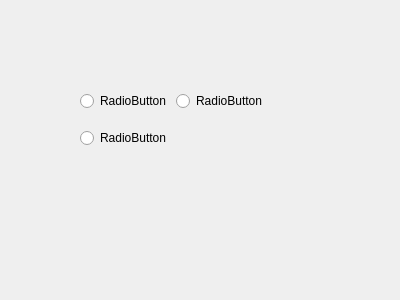
First picture: the form in UI/test.ui, repository Mmatsnev/LBT, before the edit.
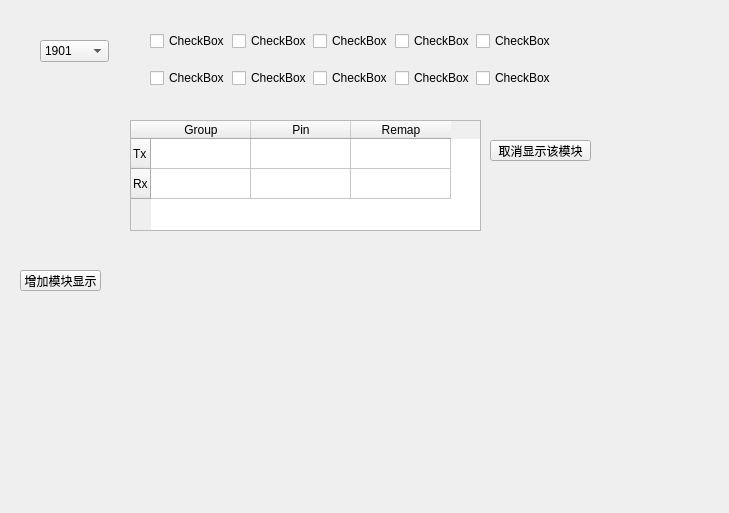
Second picture: the form after the edit.

```diff
--- a/UI/test.ui
+++ b/UI/test.ui
@@ -6,41 +6,176 @@
    <rect>
     <x>0</x>
     <y>0</y>
-    <width>400</width>
-    <height>300</height>
+    <width>729</width>
+    <height>513</height>
    </rect>
   </property>
   <property name="windowTitle">
    <string>Form</string>
   </property>
+  <widget class="QComboBox" name="comboBox">
+   <property name="geometry">
+    <rect>
+     <x>40</x>
+     <y>40</y>
+     <width>69</width>
+     <height>22</height>
+    </rect>
+   </property>
+   <item>
+    <property name="text">
+     <string>1901</string>
+    </property>
+   </item>
+   <item>
+    <property name="text">
+     <string>1902</string>
+    </property>
+   </item>
+   <item>
+    <property name="text">
+     <string>1903</string>
+    </property>
+   </item>
+  </widget>
+  <widget class="QTableWidget" name="tableWidget">
+   <property name="geometry">
+    <rect>
+     <x>130</x>
+     <y>120</y>
+     <width>351</width>
+     <height>111</height>
+    </rect>
+   </property>
+   <row>
+    <property name="text">
+     <string>Tx</string>
+    </property>
+   </row>
+   <row>
+    <property name="text">
+     <string>Rx</string>
+    </property>
+   </row>
+   <column>
+    <property name="text">
+     <string>Group</string>
+    </property>
+   </column>
+   <column>
+    <property name="text">
+     <string>Pin</string>
+    </property>
+   </column>
+   <column>
+    <property name="text">
+     <string>Remap</string>
+    </property>
+   </column>
+  </widget>
+  <widget class="QPushButton" name="pushButton">
+   <property name="geometry">
+    <rect>
+     <x>490</x>
+     <y>140</y>
+     <width>101</width>
+     <height>21</height>
+    </rect>
+   </property>
+   <property name="text">
+    <string>取消显示该模块</string>
+   </property>
+  </widget>
+  <widget class="QPushButton" name="pushButton_2">
+   <property name="geometry">
+    <rect>
+     <x>20</x>
+     <y>270</y>
+     <width>81</width>
+     <height>21</height>
+    </rect>
+   </property>
+   <property name="text">
+    <string>增加模块显示</string>
+   </property>
+  </widget>
   <widget class="QWidget" name="gridLayoutWidget">
    <property name="geometry">
     <rect>
-     <x>80</x>
-     <y>80</y>
-     <width>186</width>
-     <height>80</height>
+     <x>150</x>
+     <y>20</y>
+     <width>401</width>
+     <height>81</height>
     </rect>
    </property>
    <layout class="QGridLayout" name="gridLayout">
+    <item row="0" column="3">
+     <widget class="QCheckBox" name="checkBox_7">
+      <property name="text">
+       <string>CheckBox</string>
+      </property>
+     </widget>
+    </item>
+    <item row="1" column="3">
+     <widget class="QCheckBox" name="checkBox_8">
+      <property name="text">
+       <string>CheckBox</string>
+      </property>
+     </widget>
+    </item>
     <item row="1" column="0">
-     <widget class="QRadioButton" name="radioButton_2">
+     <widget class="QCheckBox" name="checkBox_2">
       <property name="text">
-       <string>RadioButton</string>
+       <string>CheckBox</string>
       </property>
      </widget>
     </item>
     <item row="0" column="0">
-     <widget class="QRadioButton" name="radioButton">
+     <widget class="QCheckBox" name="checkBox">
       <property name="text">
-       <string>RadioButton</string>
+       <string>CheckBox</string>
+      </property>
+     </widget>
+    </item>
+    <item row="0" column="2">
+     <widget class="QCheckBox" name="checkBox_5">
+      <property name="text">
+       <string>CheckBox</string>
+      </property>
+     </widget>
+    </item>
+    <item row="1" column="1">
+     <widget class="QCheckBox" name="checkBox_4">
+      <property name="text">
+       <string>CheckBox</string>
       </property>
      </widget>
     </item>
     <item row="0" column="1">
-     <widget class="QRadioButton" name="radioButton_3">
+     <widget class="QCheckBox" name="checkBox_3">
       <property name="text">
-       <string>RadioButton</string>
+       <string>CheckBox</string>
+      </property>
+     </widget>
+    </item>
+    <item row="1" column="2">
+     <widget class="QCheckBox" name="checkBox_6">
+      <property name="text">
+       <string>CheckBox</string>
+      </property>
+     </widget>
+    </item>
+    <item row="0" column="4">
+     <widget class="QCheckBox" name="checkBox_9">
+      <property name="text">
+       <string>CheckBox</string>
+      </property>
+     </widget>
+    </item>
+    <item row="1" column="4">
+     <widget class="QCheckBox" name="checkBox_10">
+      <property name="text">
+       <string>CheckBox</string>
       </property>
      </widget>
     </item>
```
